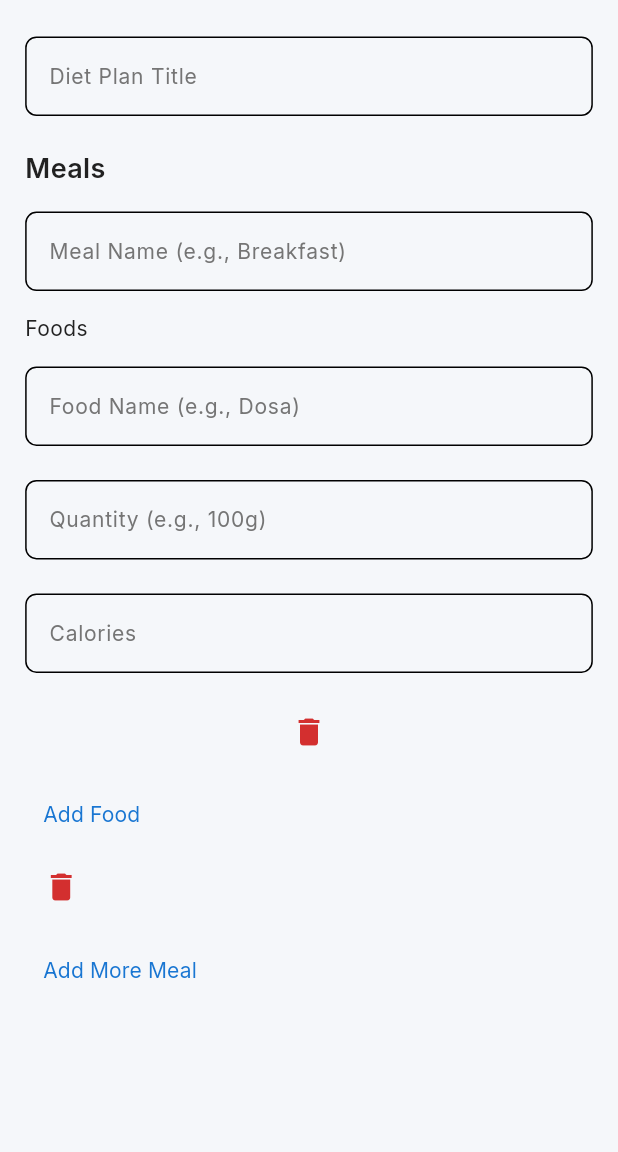
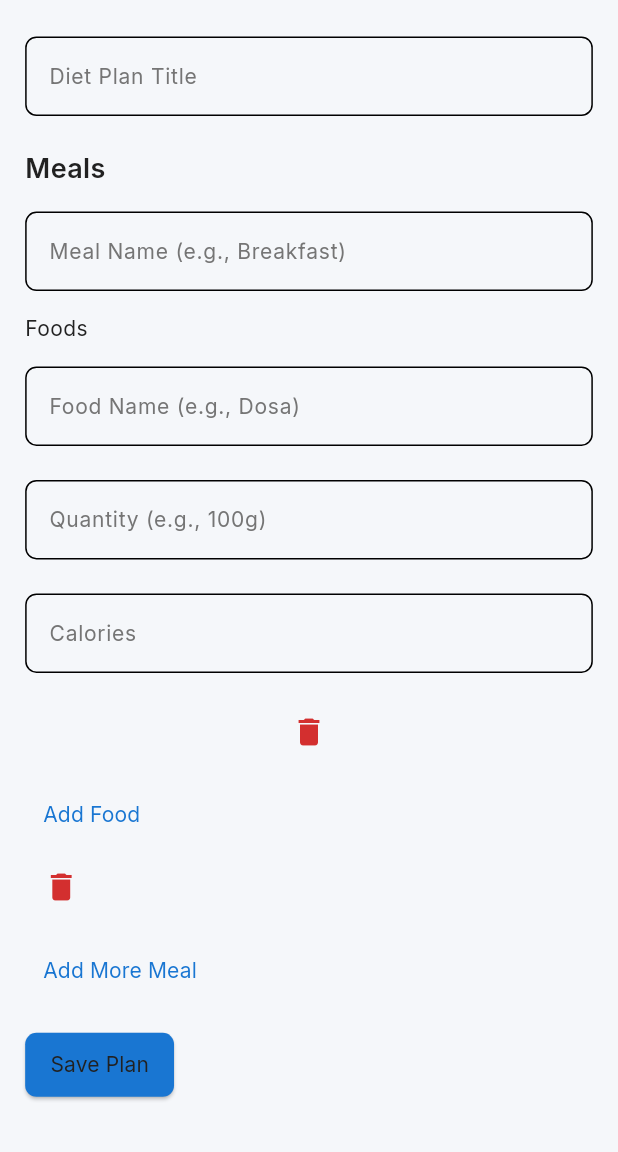
Before and after one commit to Sujin14/yeetfit_admin, a Flutter app: the PlanFormScreen screen opened by its route, on a phone screen of 412 x 824 dp, the part 84-1236 px from its top. Run offline on Flutter 3.47's test engine with Material 3 defaults, Android fonts, the phone set to English and light mode, and no system bars; our stand-ins replace cloud_firestore, firebase_auth, firebase_core, flutter_screenutil, get, google_fonts; accounts and stored records are empty.

Commit message:
resolved butoon functionalities for adding new text form fields, save to firebase

```diff
--- a/lib/features/clients/presentation/widgets/diet_form_field.dart
+++ b/lib/features/clients/presentation/widgets/diet_form_field.dart
@@ -11,8 +11,9 @@ class DietFormFields extends GetView<PlanController> {
 
   @override
   Widget build(BuildContext context) {
-    return Obx(
-      () => Column(
+    return Form(
+      key: controller.formKey, // Attach formKey for validation
+      child: Column(
         crossAxisAlignment: CrossAxisAlignment.start,
         children: [
           CustomTextField(
@@ -27,7 +28,9 @@ class DietFormFields extends GetView<PlanController> {
               color: AdminTheme.colors['textPrimary'],
             ),
           ),
-          ...controller.meals.asMap().entries.map((entry) {
+          GetBuilder<PlanController>(
+            builder: (controller) => Column(
+              children: controller.meals.asMap().entries.map((entry) {
                 final index = entry.key;
                 final meal = entry.value;
                 final mealNameController = TextEditingController(
@@ -96,8 +99,10 @@ class DietFormFields extends GetView<PlanController> {
                             controller: caloriesController,
                             labelText: 'Calories',
                             keyboardType: TextInputType.number,
-                        validator: (value) =>
-                            FormValidators.validateNumber(value, 'Calories'),
+                            validator: (value) => FormValidators.validateNumber(
+                              value,
+                              'Calories',
+                            ),
                           ),
                           SizedBox(height: 8.h),
                           IconButton(
@@ -110,7 +115,7 @@ class DietFormFields extends GetView<PlanController> {
                           ),
                         ],
                       );
-                }),
+                    }).toList(),
                     SizedBox(height: 8.h),
                     TextButton(
                       onPressed: () => controller.addFood(index),
@@ -122,12 +127,17 @@ class DietFormFields extends GetView<PlanController> {
                       ),
                     ),
                     IconButton(
-                  icon: Icon(Icons.delete, color: AdminTheme.colors['error']),
+                      icon: Icon(
+                        Icons.delete,
+                        color: AdminTheme.colors['error'],
+                      ),
                       onPressed: () => controller.removeMeal(index),
                     ),
                   ],
                 );
-          }),
+              }).toList(),
+            ),
+          ),
           SizedBox(height: 8.h),
           TextButton(
             onPressed: controller.addMeal,
@@ -138,6 +148,23 @@ class DietFormFields extends GetView<PlanController> {
               ),
             ),
           ),
+          SizedBox(height: 16.h),
+          ElevatedButton(
+            onPressed: controller.savePlan,
+            style: ElevatedButton.styleFrom(
+              backgroundColor: AdminTheme.colors['primary'],
+              padding: EdgeInsets.symmetric(vertical: 12.h, horizontal: 16.w),
+              shape: RoundedRectangleBorder(
+                borderRadius: BorderRadius.circular(8.r),
+              ),
+            ),
+            child: Text(
+              'Save Plan',
+              style: AdminTheme.textStyles['body']!.copyWith(
+                color: AdminTheme.colors['textPrimary'],
+              ),
+            ),
+          ),
         ],
       ),
     );
```
Also changed, not shown: lib/features/clients/presentation/controllers/plan_controller.dart (+7 -1 lines), lib/features/clients/presentation/widgets/plan_form_fields.dart (deleted, +0 -288 lines), lib/features/clients/presentation/widgets/workout_form_field.dart (+30 -5 lines). Lines whose indentation alone changed are shown as unchanged.
